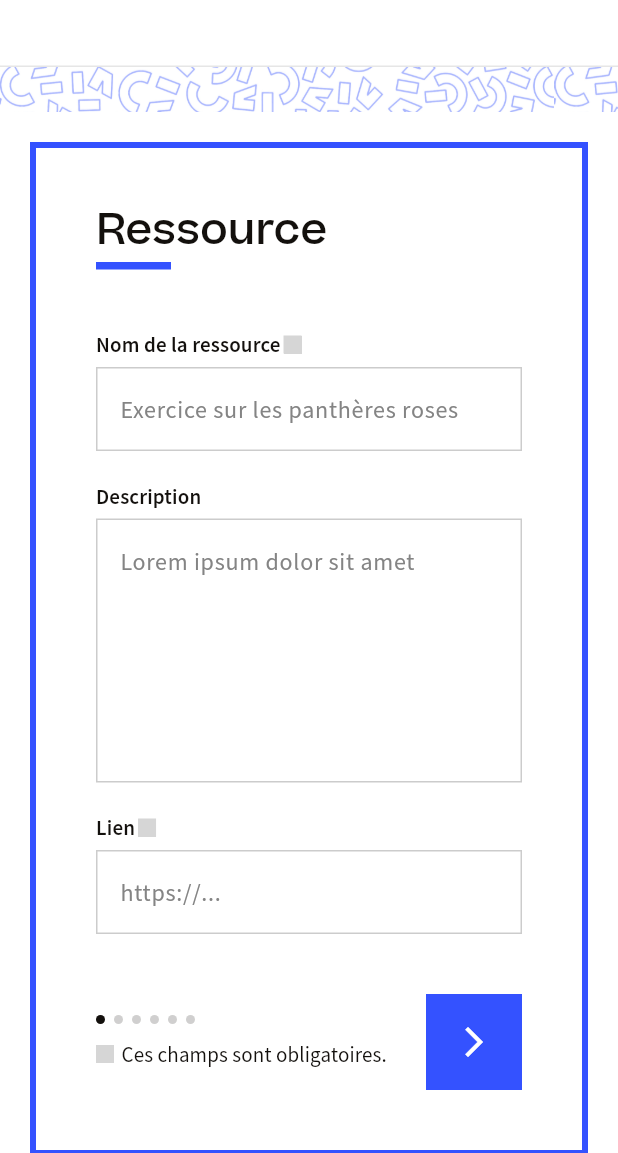
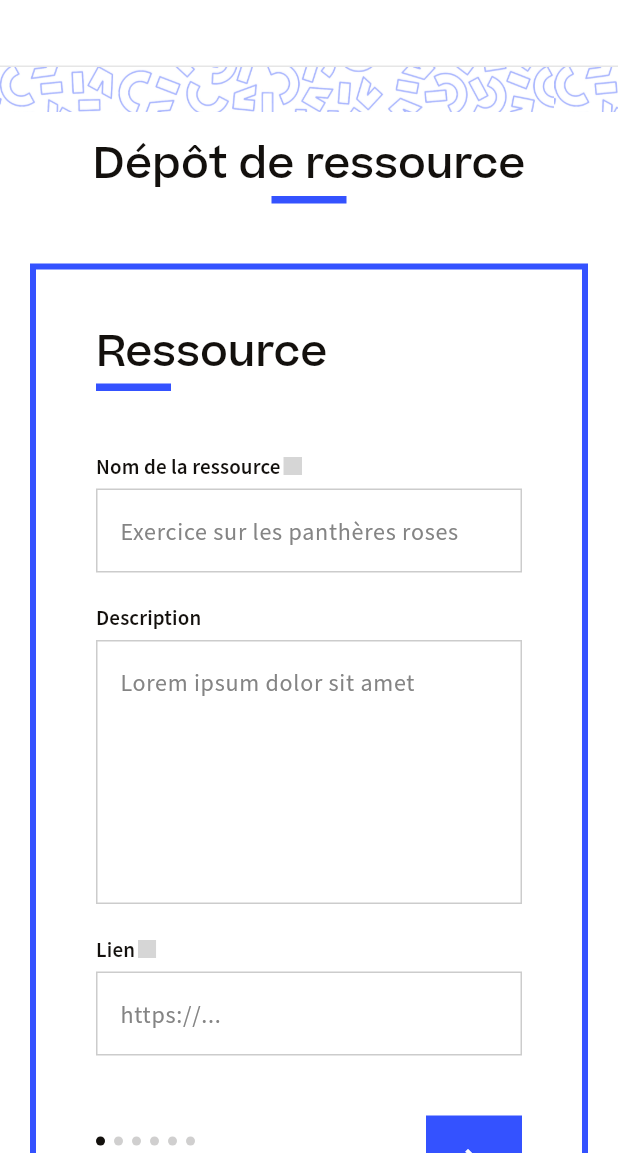
Before and after one commit to Shuvlyy/uskill-wiki, a Flutter app: the ResourceDepositPage screen opened by its route, on a phone screen of 412 x 824 dp, the part 83-1236 px from its top. Run offline on Flutter 3.47's test engine with Material 3 defaults, Android fonts, the phone set to English and light mode, and no system bars; our stand-ins replace flutter_riverpod, flutter_svg, gap, go_router; generated files the repository leaves out were written again; grey boxes are pictures that could not be loaded.

Commit message:
feat(app>screen>resource_deposit): Added title.

```diff
--- a/app/lib/screens/resource_deposit/resource_deposit_page.dart
+++ b/app/lib/screens/resource_deposit/resource_deposit_page.dart
@@ -8,7 +8,8 @@ import 'package:app/screens/resource_deposit/steps/resource_deposit_step_4.dart'
 import 'package:app/screens/resource_deposit/steps/resource_deposit_step_5.dart';
 import 'package:app/screens/resource_deposit/steps/resource_deposit_step_loading.dart';
 import 'package:app/screens/resource_deposit/steps/resource_deposit_step_finished.dart';
-import 'package:flutter/material.dart';
+import 'package:app/widgets/title.dart';
+import 'package:flutter/material.dart' hide Title;
 
 class ResourceDepositPage extends StatefulWidget {
   const ResourceDepositPage({super.key});
@@ -79,7 +80,16 @@ class _ResourceDepositPageState extends State<ResourceDepositPage> {
 
     return MainPageLayout(
       body: Center(
-        child: steps[_currentIndex]
+        child: Column(
+          spacing: 40,
+          children: [
+            Title(
+              title: 'Dépôt de ressource',
+              decorationAlignment: .center,
+            ),
+            steps[_currentIndex]
+          ],
+        )
       ),
     );
   }
```
